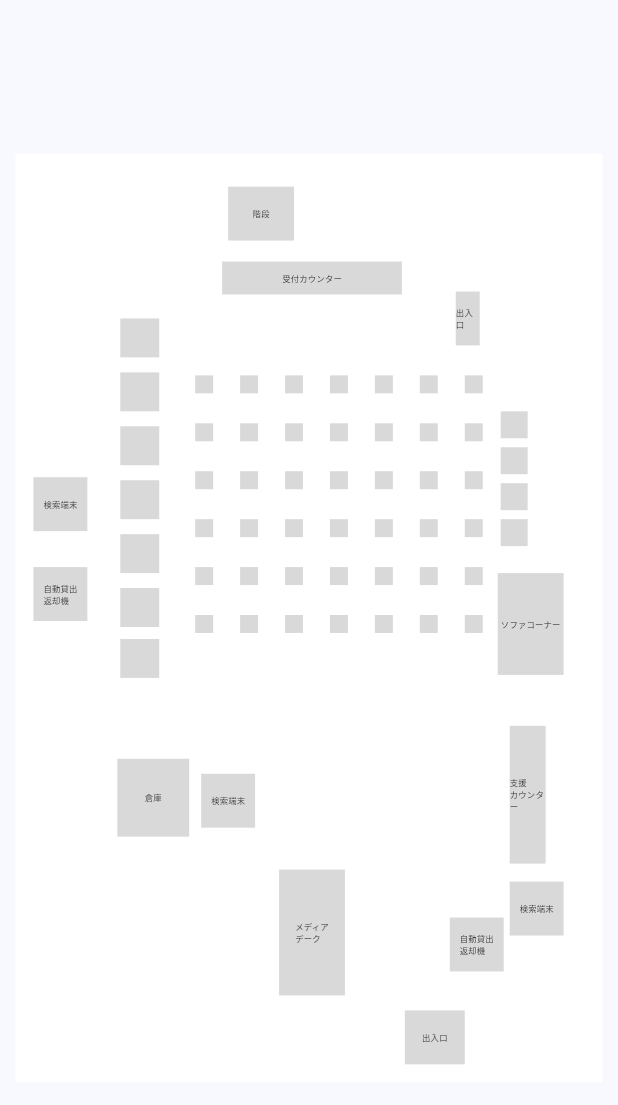
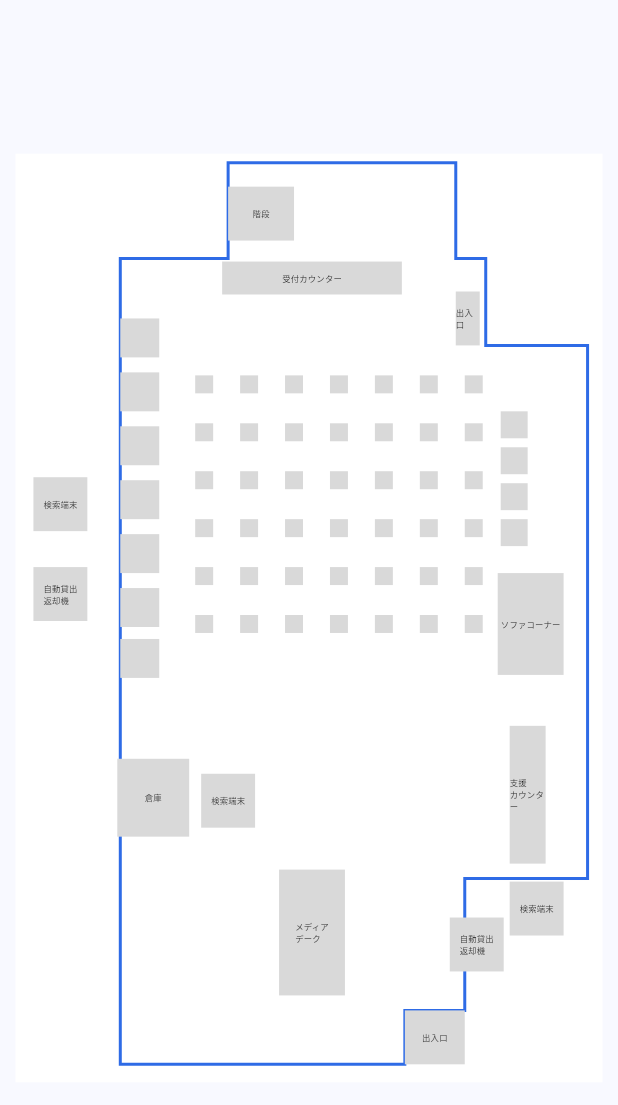
Before and after one commit to koch13555/bench-team, a Flutter app: the _FloorMapContent widget shown alone on an empty page, opened directly with empty values, on a phone screen of 412 x 824 dp. Shown: the top 1105 px of the screen. Run offline on Flutter 3.47's test engine with Material 3 defaults, Android fonts, the phone set to English and light mode, and no system bars; our stand-ins replace firebase_auth, firebase_core, firebase_database, google_sign_in, qr_flutter, sign_in_with_apple; missing offline and left inert: google_sign_in_web, mobile_scanner; accounts and stored records are empty.

Commit message:
フロアマップに壁の外形線(青いライン)を追加

```diff
--- a/app/lib/seat_widget.dart
+++ b/app/lib/seat_widget.dart
@@ -440,7 +440,54 @@ class AppColors {
 /// 座席そのものの情報（コンセント有無などのアメニティ・着席状態）のみを保持する。
 /// =========================================================
 
-/// フロアマップ上の1要素（座席・設備など）の種別
+/// フロアの外形線(壁)を頂点リストから描画するPainter。
+/// フロアマップ画像の太い青線を再現するためのもの。
+class _FloorWallPainter extends CustomPainter {
+  final List<Offset> points;
+
+  _FloorWallPainter(this.points);
+
+  @override
+  void paint(Canvas canvas, Size size) {
+    if (points.isEmpty) return;
+    final paint = Paint()
+      ..color = const Color(0xFF2E6BE6)
+      ..style = PaintingStyle.stroke
+      ..strokeWidth = 5
+      ..strokeJoin = StrokeJoin.miter;
+
+    final path = Path()..moveTo(points.first.dx, points.first.dy);
+    for (final p in points.skip(1)) {
+      path.lineTo(p.dx, p.dy);
+    }
+    path.close();
+    canvas.drawPath(path, paint);
+  }
+
+  @override
+  bool shouldRepaint(covariant _FloorWallPainter oldDelegate) =>
+      oldDelegate.points != points;
+}
+
+/// 6F「フロアマップ.png」の壁(外形線)の頂点座標。
+/// 画像を目視でトレースした概算値のため、細かい凹凸(倉庫の張り出しなど)は
+/// 簡略化している。実機で見て気になる箇所があれば座標を調整する。
+final List<Offset> floor6FWallOutline = [
+  const Offset(175, 175),
+  const Offset(355, 175),
+  const Offset(355, 15),
+  const Offset(735, 15),
+  const Offset(735, 175),
+  const Offset(785, 175),
+  const Offset(785, 320),
+  const Offset(955, 320),
+  const Offset(955, 1210),
+  const Offset(750, 1210),
+  const Offset(750, 1430),
+  const Offset(650, 1430),
+  const Offset(650, 1520),
+  const Offset(175, 1520),
+];
 enum FloorItemType {
   seat, // タップして着席/退席できる座席
   facility, // 受付・棚・パーティションなどタップ不可の設備
@@ -1065,6 +1112,7 @@ class _FloorMapContentState extends State<_FloorMapContent> {
           seats: widget.seats,
           onSeatTap: widget.onSeatTap,
           mySeatIndex: widget.mySeatIndex,
+          wallOutline: floor6FWallOutline,
         ),
     };
   }
@@ -1384,6 +1432,7 @@ class _FloorMapCanvas extends StatelessWidget {
   final List<SeatInfo>? seats;
   final ValueChanged<FloorMapItem> onSeatTap;
   final int? mySeatIndex;
+  final List<Offset>? wallOutline; // フロア外形線(壁)の頂点座標。無ければ描画しない。
 
   const _FloorMapCanvas({
     required this.canvasWidth,
@@ -1392,6 +1441,7 @@ class _FloorMapCanvas extends StatelessWidget {
     required this.seats,
     required this.onSeatTap,
     this.mySeatIndex,
+    this.wallOutline,
   });
 
   @override
@@ -1407,6 +1457,13 @@ class _FloorMapCanvas extends StatelessWidget {
           Positioned.fill(
             child: Container(color: Colors.white),
           ),
+          // 壁の輪郭線(青いライン)。実際のフロアマップ画像の外形を再現する。
+          if (wallOutline != null)
+            Positioned.fill(
+              child: CustomPaint(
+                painter: _FloorWallPainter(wallOutline!),
+              ),
+            ),
           // 各アイテム（座席・設備・ラベル）を座標通りに配置
           for (final item in items)
             Positioned(
```
